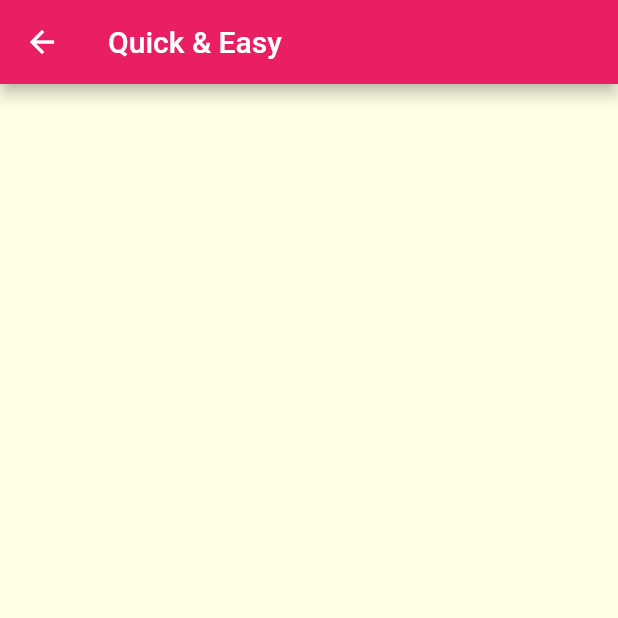
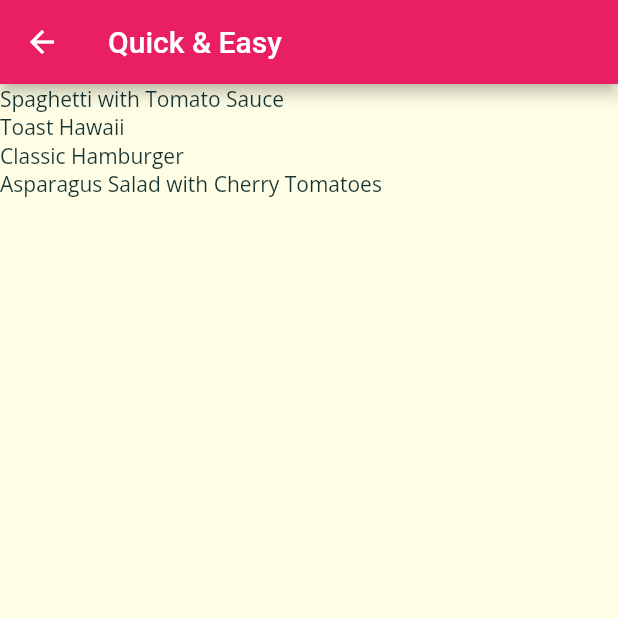
Before and after one commit to valeriistefanyk/flutter-mealapp, a Flutter app: the CategoriesScreen screen opened by its route, after a tap on "Quick & Easy", on a phone screen of 412 x 824 dp, the top half of it. Run offline on Flutter 3.47's test engine with Material 2 defaults, Android fonts, the phone set to English and light mode, and no system bars.

Commit message:
Add Meal model and dummy data

```diff
--- a/lib/models/category.dart
+++ b/lib/models/category.dart
@@ -1,4 +1,5 @@
 import 'package:flutter/material.dart';
+import 'dummy_data.dart';
 
 class CategoryModel {
   final String id;
@@ -9,19 +10,6 @@
       {required this.id, required this.title, this.color = Colors.orange});
 
   static List<CategoryModel> fetchAll() {
-    return const [
-      CategoryModel(id: '1', title: 'Italian', color: Colors.purple),
-      CategoryModel(id: '2', title: 'Quick & Easy', color: Colors.red),
-      CategoryModel(id: '3', title: 'Hamburgers', color: Colors.yellow),
-      CategoryModel(id: '4', title: 'German'),
-      CategoryModel(id: '5', title: 'Light & Lovely', color: Colors.blueGrey),
-      CategoryModel(
-          id: '6', title: 'Exotic', color: Color.fromARGB(255, 99, 61, 236)),
-      CategoryModel(
-          id: '7',
-          title: 'Breakfast',
-          color: Color.fromARGB(255, 34, 151, 180)),
-      CategoryModel(id: '8', title: 'Asian', color: Colors.lightGreen),
-    ];
+    return DUMMY_CATEGORIES;
   }
 }
--- /dev/null
+++ b/lib/models/dummy_data.dart
@@ -0,0 +1,408 @@
+import 'package:flutter/material.dart';
+
+import 'category.dart';
+import 'meal.dart';
+
+const DUMMY_CATEGORIES = [
+  CategoryModel(
+    id: 'c1',
+    title: 'Italian',
+    color: Colors.purple,
+  ),
+  CategoryModel(
+    id: 'c2',
+    title: 'Quick & Easy',
+    color: Colors.red,
+  ),
+  CategoryModel(
+    id: 'c3',
+    title: 'Hamburgers',
+    color: Colors.orange,
+  ),
+  CategoryModel(
+    id: 'c4',
+    title: 'German',
+    color: Colors.amber,
+  ),
+  CategoryModel(
+    id: 'c5',
+    title: 'Light & Lovely',
+    color: Colors.blue,
+  ),
+  CategoryModel(
+    id: 'c6',
+    title: 'Exotic',
+    color: Colors.green,
+  ),
+  CategoryModel(
+    id: 'c7',
+    title: 'Breakfast',
+    color: Colors.lightBlue,
+  ),
+  CategoryModel(
+    id: 'c8',
+    title: 'Asian',
+    color: Colors.lightGreen,
+  ),
+  CategoryModel(
+    id: 'c9',
+    title: 'French',
+    color: Colors.pink,
+  ),
+  CategoryModel(
+    id: 'c10',
+    title: 'Summer',
+    color: Colors.teal,
+  ),
+];
+
+const DUMMY_MEALS = [
+  MealModel(
+    id: 'm1',
+    categories: [
+      'c1',
+      'c2',
+    ],
+    title: 'Spaghetti with Tomato Sauce',
+    affordability: Affordability.affordable,
+    complexity: Complexity.simple,
+    imageUrl:
+        'https://upload.wikimedia.org/wikipedia/commons/thumb/2/20/Spaghetti_Bolognese_mit_Parmesan_oder_Grana_Padano.jpg/800px-Spaghetti_Bolognese_mit_Parmesan_oder_Grana_Padano.jpg',
+    duration: 20,
+    ingredients: [
+      '4 Tomatoes',
+      '1 Tablespoon of Olive Oil',
+      '1 Onion',
+      '250g Spaghetti',
+      'Spices',
+      'Cheese (optional)'
+    ],
+    steps: [
+      'Cut the tomatoes and the onion into small pieces.',
+      'Boil some water - add salt to it once it boils.',
+      'Put the spaghetti into the boiling water - they should be done in about 10 to 12 minutes.',
+      'In the meantime, heaten up some olive oil and add the cut onion.',
+      'After 2 minutes, add the tomato pieces, salt, pepper and your other spices.',
+      'The sauce will be done once the spaghetti are.',
+      'Feel free to add some cheese on top of the finished dish.'
+    ],
+    isGlutenFree: false,
+    isVegan: true,
+    isVegetarian: true,
+    isLactoseFree: true,
+  ),
+  MealModel(
+    id: 'm2',
+    categories: [
+      'c2',
+    ],
+    title: 'Toast Hawaii',
+    affordability: Affordability.affordable,
+    complexity: Complexity.simple,
+    imageUrl:
+        'https://cdn.pixabay.com/photo/2018/07/11/21/51/toast-3532016_1280.jpg',
+    duration: 10,
+    ingredients: [
+      '1 Slice White Bread',
+      '1 Slice Ham',
+      '1 Slice Pineapple',
+      '1-2 Slices of Cheese',
+      'Butter'
+    ],
+    steps: [
+      'Butter one side of the white bread',
+      'Layer ham, the pineapple and cheese on the white bread',
+      'Bake the toast for round about 10 minutes in the oven at 200°C'
+    ],
+    isGlutenFree: false,
+    isVegan: false,
+    isVegetarian: false,
+    isLactoseFree: false,
+  ),
+  MealModel(
+    id: 'm3',
+    categories: [
+      'c2',
+      'c3',
+    ],
+    title: 'Classic Hamburger',
+    affordability: Affordability.pricey,
+    complexity: Complexity.simple,
+    imageUrl:
+        'https://cdn.pixabay.com/photo/2014/10/23/18/05/burger-500054_1280.jpg',
+    duration: 45,
+    ingredients: [
+      '300g Cattle Hack',
+      '1 Tomato',
+      '1 Cucumber',
+      '1 Onion',
+      'Ketchup',
+      '2 Burger Buns'
+    ],
+    steps: [
+      'Form 2 patties',
+      'Fry the patties for c. 4 minutes on each side',
+      'Quickly fry the buns for c. 1 minute on each side',
+      'Bruch buns with ketchup',
+      'Serve burger with tomato, cucumber and onion'
+    ],
+    isGlutenFree: false,
+    isVegan: false,
+    isVegetarian: false,
+    isLactoseFree: true,
+  ),
+  MealModel(
+    id: 'm4',
+    categories: [
+      'c4',
+    ],
+    title: 'Wiener Schnitzel',
+    affordability: Affordability.luxurious,
+    complexity: Complexity.challenging,
+    imageUrl:
+        'https://cdn.pixabay.com/photo/2018/03/31/19/29/schnitzel-3279045_1280.jpg',
+    duration: 60,
+    ingredients: [
+      '8 Veal Cutlets',
+      '4 Eggs',
+      '200g Bread Crumbs',
+      '100g Flour',
+      '300ml Butter',
+      '100g Vegetable Oil',
+      'Salt',
+      'Lemon Slices'
+    ],
+    steps: [
+      'Tenderize the veal to about 2–4mm, and salt on both sides.',
+      'On a flat plate, stir the eggs briefly with a fork.',
+      'Lightly coat the cutlets in flour then dip into the egg, and finally, coat in breadcrumbs.',
+      'Heat the butter and oil in a large pan (allow the fat to get very hot) and fry the schnitzels until golden brown on both sides.',
+      'Make sure to toss the pan regularly so that the schnitzels are surrounded by oil and the crumbing becomes ‘fluffy’.',
+      'Remove, and drain on kitchen paper. Fry the parsley in the remaining oil and drain.',
+      'Place the schnitzels on awarmed plate and serve garnishedwith parsley and slices of lemon.'
+    ],
+    isGlutenFree: false,
+    isVegan: false,
+    isVegetarian: false,
+    isLactoseFree: false,
+  ),
+  MealModel(
+    id: 'm5',
+    categories: [
+      'c2'
+          'c5',
+      'c10',
+    ],
+    title: 'Salad with Smoked Salmon',
+    affordability: Affordability.luxurious,
+    complexity: Complexity.simple,
+    imageUrl:
+        'https://cdn.pixabay.com/photo/2016/10/25/13/29/smoked-salmon-salad-1768890_1280.jpg',
+    duration: 15,
+    ingredients: [
+      'Arugula',
+      'Lamb\'s Lettuce',
+      'Parsley',
+      'Fennel',
+      '200g Smoked Salmon',
+      'Mustard',
+      'Balsamic Vinegar',
+      'Olive Oil',
+      'Salt and Pepper'
+    ],
+    steps: [
+      'Wash and cut salad and herbs',
+      'Dice the salmon',
+      'Process mustard, vinegar and olive oil into a dessing',
+      'Prepare the salad',
+      'Add salmon cubes and dressing'
+    ],
+    isGlutenFree: true,
+    isVegan: false,
+    isVegetarian: true,
+    isLactoseFree: true,
+  ),
+  MealModel(
+    id: 'm6',
+    categories: [
+      'c6',
+      'c10',
+    ],
+    title: 'Delicious Orange Mousse',
+    affordability: Affordability.affordable,
+    complexity: Complexity.hard,
+    imageUrl:
+        'https://cdn.pixabay.com/photo/2017/05/01/05/18/pastry-2274750_1280.jpg',
+    duration: 240,
+    ingredients: [
+      '4 Sheets of Gelatine',
+      '150ml Orange Juice',
+      '80g Sugar',
+      '300g Yoghurt',
+      '200g Cream',
+      'Orange Peel',
+    ],
+    steps: [
+      'Dissolve gelatine in pot',
+      'Add orange juice and sugar',
+      'Take pot off the stove',
+      'Add 2 tablespoons of yoghurt',
+      'Stir gelatin under remaining yoghurt',
+      'Cool everything down in the refrigerator',
+      'Whip the cream and lift it under die orange mass',
+      'Cool down again for at least 4 hours',
+      'Serve with orange peel',
+    ],
+    isGlutenFree: true,
+    isVegan: false,
+    isVegetarian: true,
+    isLactoseFree: false,
+  ),
+  MealModel(
+    id: 'm7',
+    categories: [
+      'c7',
+    ],
+    title: 'Pancakes',
+    affordability: Affordability.affordable,
+    complexity: Complexity.simple,
+    imageUrl:
+        'https://cdn.pixabay.com/photo/2018/07/10/21/23/pancake-3529653_1280.jpg',
+    duration: 20,
+    ingredients: [
+      '1 1/2 Cups all-purpose Flour',
+      '3 1/2 Teaspoons Baking Powder',
+      '1 Teaspoon Salt',
+      '1 Tablespoon White Sugar',
+      '1 1/4 cups Milk',
+      '1 Egg',
+      '3 Tablespoons Butter, melted',
+    ],
+    steps: [
+      'In a large bowl, sift together the flour, baking powder, salt and sugar.',
+      'Make a well in the center and pour in the milk, egg and melted butter; mix until smooth.',
+      'Heat a lightly oiled griddle or frying pan over medium high heat.',
+      'Pour or scoop the batter onto the griddle, using approximately 1/4 cup for each pancake. Brown on both sides and serve hot.'
+    ],
+    isGlutenFree: true,
+    isVegan: false,
+    isVegetarian: true,
+    isLactoseFree: false,
+  ),
+  MealModel(
+    id: 'm8',
+    categories: [
+      'c8',
+    ],
+    title: 'Creamy Indian Chicken Curry',
+    affordability: Affordability.pricey,
+    complexity: Complexity.challenging,
+    imageUrl:
+        'https://cdn.pixabay.com/photo/2018/06/18/16/05/indian-food-3482749_1280.jpg',
+    duration: 35,
+    ingredients: [
+      '4 Chicken Breasts',
+      '1 Onion',
+      '2 Cloves of Garlic',
+      '1 Piece of Ginger',
+      '4 Tablespoons Almonds',
+      '1 Teaspoon Cayenne Pepper',
+      '500ml Coconut Milk',
+    ],
+    steps: [
+      'Slice and fry the chicken breast',
+      'Process onion, garlic and ginger into paste and sauté everything',
+      'Add spices and stir fry',
+      'Add chicken breast + 250ml of water and cook everything for 10 minutes',
+      'Add coconut milk',
+      'Serve with rice'
+    ],
+    isGlutenFree: true,
+    isVegan: false,
+    isVegetarian: false,
+    isLactoseFree: true,
+  ),
+  MealModel(
+    id: 'm9',
+    categories: [
+      'c9',
+    ],
+    title: 'Chocolate Souffle',
+    affordability: Affordability.affordable,
+    complexity: Complexity.hard,
+    imageUrl:
+        'https://cdn.pixabay.com/photo/2014/08/07/21/07/souffle-412785_1280.jpg',
+    duration: 45,
+    ingredients: [
+      '1 Teaspoon melted Butter',
+      '2 Tablespoons white Sugar',
+      '2 Ounces 70% dark Chocolate, broken into pieces',
+      '1 Tablespoon Butter',
+      '1 Tablespoon all-purpose Flour',
+      '4 1/3 tablespoons cold Milk',
+      '1 Pinch Salt',
+      '1 Pinch Cayenne Pepper',
+      '1 Large Egg Yolk',
+      '2 Large Egg Whites',
+      '1 Pinch Cream of Tartar',
+      '1 Tablespoon white Sugar',
+    ],
+    steps: [
+      'Preheat oven to 190°C. Line a rimmed baking sheet with parchment paper.',
+      'Brush bottom and sides of 2 ramekins lightly with 1 teaspoon melted butter; cover bottom and sides right up to the rim.',
+      'Add 1 tablespoon white sugar to ramekins. Rotate ramekins until sugar coats all surfaces.',
+      'Place chocolate pieces in a metal mixing bowl.',
+      'Place bowl over a pan of about 3 cups hot water over low heat.',
+      'Melt 1 tablespoon butter in a skillet over medium heat. Sprinkle in flour. Whisk until flour is incorporated into butter and mixture thickens.',
+      'Whisk in cold milk until mixture becomes smooth and thickens. Transfer mixture to bowl with melted chocolate.',
+      'Add salt and cayenne pepper. Mix together thoroughly. Add egg yolk and mix to combine.',
+      'Leave bowl above the hot (not simmering) water to keep chocolate warm while you whip the egg whites.',
+      'Place 2 egg whites in a mixing bowl; add cream of tartar. Whisk until mixture begins to thicken and a drizzle from the whisk stays on the surface about 1 second before disappearing into the mix.',
+      'Add 1/3 of sugar and whisk in. Whisk in a bit more sugar about 15 seconds.',
+      'whisk in the rest of the sugar. Continue whisking until mixture is about as thick as shaving cream and holds soft peaks, 3 to 5 minutes.',
+      'Transfer a little less than half of egg whites to chocolate.',
+      'Mix until egg whites are thoroughly incorporated into the chocolate.',
+      'Add the rest of the egg whites; gently fold into the chocolate with a spatula, lifting from the bottom and folding over.',
+      'Stop mixing after the egg white disappears. Divide mixture between 2 prepared ramekins. Place ramekins on prepared baking sheet.',
+      'Bake in preheated oven until scuffles are puffed and have risen above the top of the rims, 12 to 15 minutes.',
+    ],
+    isGlutenFree: true,
+    isVegan: false,
+    isVegetarian: true,
+    isLactoseFree: false,
+  ),
+  MealModel(
+    id: 'm10',
+    categories: [
+      'c2',
+      'c5',
+      'c10',
+    ],
+    title: 'Asparagus Salad with Cherry Tomatoes',
+    affordability: Affordability.luxurious,
+    complexity: Complexity.simple,
+    imageUrl:
+        'https://cdn.pixabay.com/photo/2018/04/09/18/26/asparagus-3304997_1280.jpg',
+    duration: 30,
+    ingredients: [
+      'White and Green Asparagus',
+      '30g Pine Nuts',
+      '300g Cherry Tomatoes',
+      'Salad',
+      'Salt, Pepper and Olive Oil'
+    ],
+    steps: [
+      'Wash, peel and cut the asparagus',
+      'Cook in salted water',
+      'Salt and pepper the asparagus',
+      'Roast the pine nuts',
+      'Halve the tomatoes',
+      'Mix with asparagus, salad and dressing',
+      'Serve with Baguette'
+    ],
+    isGlutenFree: true,
+    isVegan: true,
+    isVegetarian: true,
+    isLactoseFree: true,
+  ),
+];
--- /dev/null
+++ b/lib/models/meal.dart
@@ -0,0 +1,55 @@
+import 'dummy_data.dart';
+
+enum Complexity {
+  simple,
+  challenging,
+  hard,
+}
+
+enum Affordability {
+  affordable,
+  pricey,
+  luxurious,
+}
+
+class MealModel {
+  final String id;
+  final List<String> categories;
+  final String title;
+  final String imageUrl;
+  final List<String> ingredients;
+  final List<String> steps;
+  final int duration;
+  final Complexity complexity;
+  final Affordability affordability;
+  final bool isGlutenFree;
+  final bool isLactoseFree;
+  final bool isVegan;
+  final bool isVegetarian;
+
+  const MealModel({
+    required this.id,
+    required this.categories,
+    required this.title,
+    required this.imageUrl,
+    required this.ingredients,
+    required this.steps,
+    required this.duration,
+    required this.complexity,
+    required this.affordability,
+    required this.isGlutenFree,
+    required this.isLactoseFree,
+    required this.isVegan,
+    required this.isVegetarian,
+  });
+
+  static List<MealModel> fetchAll() {
+    return DUMMY_MEALS;
+  }
+
+  static List<MealModel> fetchById(String categoryId) {
+    return fetchAll()
+        .where((meal) => meal.categories.contains(categoryId))
+        .toList();
+  }
+}
--- a/lib/screen/category_meals/category_meals.dart
+++ b/lib/screen/category_meals/category_meals.dart
@@ -1,4 +1,5 @@
 import 'package:flutter/material.dart';
+import '../../models/meal.dart';
 
 class CategoryMealsScreen extends StatelessWidget {
   final String categoryId;
@@ -9,13 +10,15 @@
 
   @override
   Widget build(BuildContext context) {
+    final categoryMeals = MealModel.fetchById(categoryId);
+
     return Scaffold(
         appBar: AppBar(title: Text(categoryTitle)),
         body: ListView.builder(
           itemBuilder: (ctx, index) {
-            return Container();
+            return Text(categoryMeals[index].title);
           },
-          itemCount: 4,
+          itemCount: categoryMeals.length,
         ));
   }
 }
```
